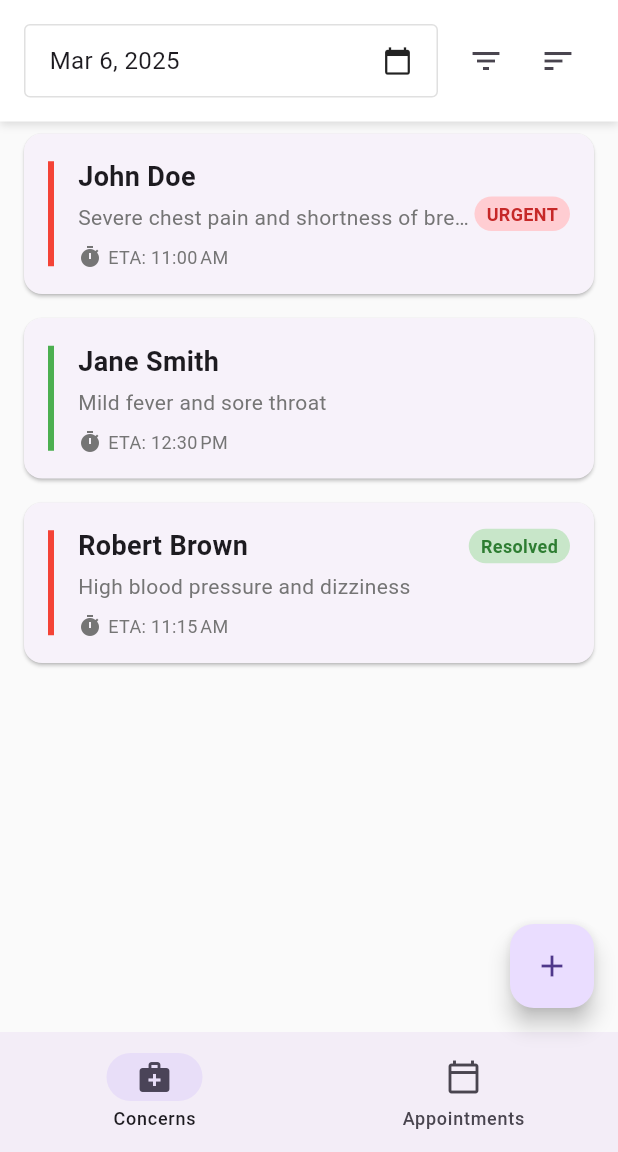
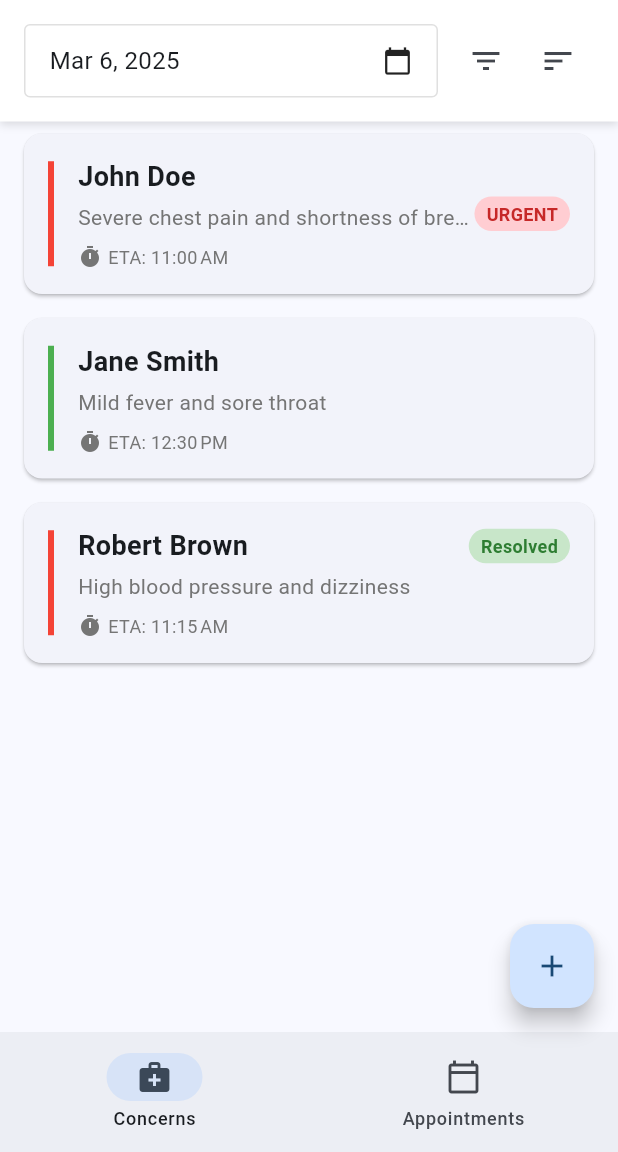
Before and after one commit to ryannmahajan/doctor_triage_app_demo, a Flutter app: the screen it shows after launch, on a phone screen of 412 x 824 dp, the part 84-1236 px from its top. Run offline on Flutter 3.47's test engine with Material 3 defaults, Android fonts, the phone set to English and light mode, and no system bars.

Commit message:
Changed theme to blue, minor change

```diff
--- a/lib/main.dart
+++ b/lib/main.dart
@@ -13,8 +13,8 @@
     return MaterialApp(
       title: 'Doctor Triage App',
       theme: ThemeData(
-        primarySwatch: Colors.blue,
-        scaffoldBackgroundColor: Colors.grey[50],
+        colorSchemeSeed: Colors.blue,
+        brightness: Brightness.light
       ),
       home: MainListScreensWithBottomNavBar(),
       // For testing, you can switch between these screens:
```
